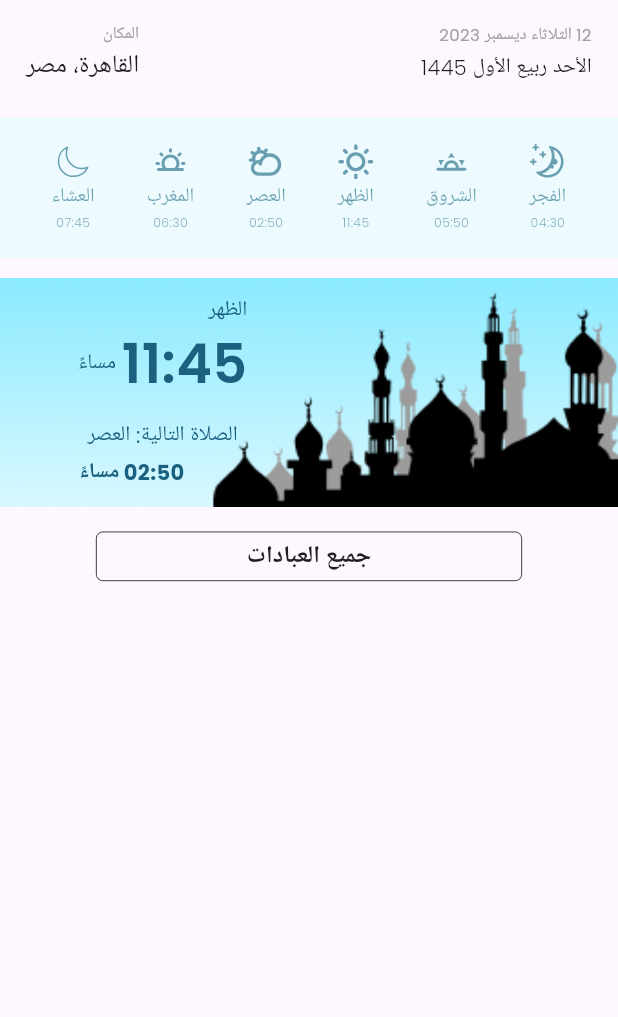
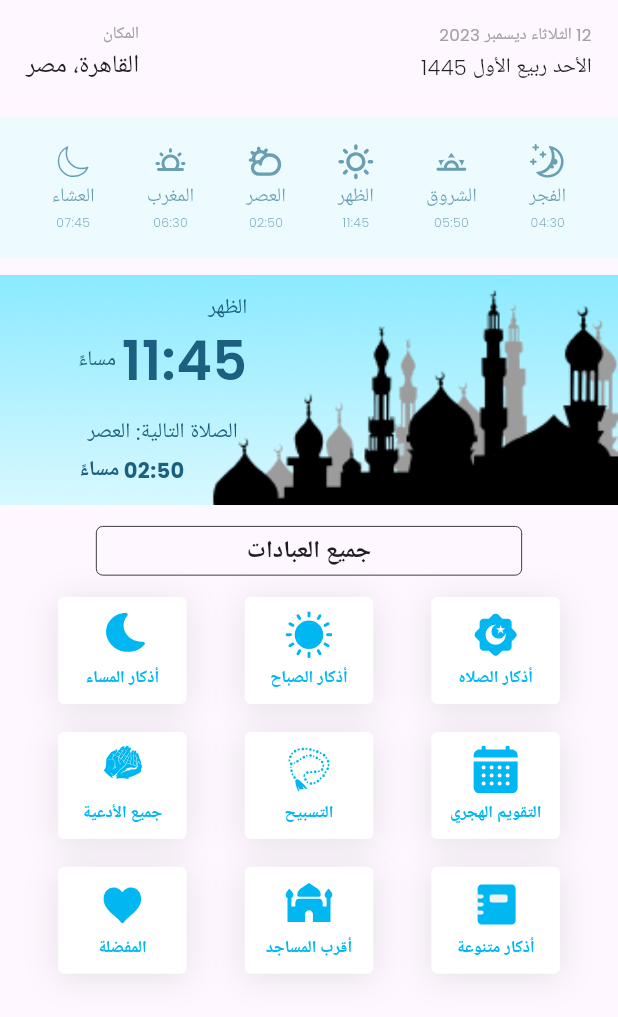
Before and after one commit to mahmoodhamdi/wirdak, a Flutter app: the screen it shows after launch, on a phone screen of 412 x 824 dp. Shown: the top 1017 px of the screen. Run offline on Flutter 3.47's test engine with Material 3 defaults, Android fonts, the phone set to English and light mode, and no system bars; our stand-ins replace equatable, firebase_core, flutter_bloc, flutter_screenutil, flutter_svg, google_fonts; accounts and stored records are empty.

Commit message:
Add Features List UI and Integrate with HomeView

```diff
--- a/lib/core/utils/constants/image_strings.dart
+++ b/lib/core/utils/constants/image_strings.dart
@@ -3,7 +3,18 @@ class ImageStrings {
   static const String stopwatch = 'assets/images/stopwatch.png';
   static const String up = 'assets/svgs/up.svg';
   static const String down = 'assets/svgs/down.svg';
+  static const String masaa = 'assets/svgs/masaa.svg';
+  static const String mosqueSvg = 'assets/svgs/material-symbols_mosque.svg';
+  static const String favorites = 'assets/svgs/wpf_like.svg';
 
+  static const String doaaa = "assets/svgs/do3aa.svg";
+  static const String calendar = "assets/svgs/calendar-svgrepo-com.svg";
+
+  static const String sabah = "assets/svgs/sabah.svg";
+  static const String prayerBeads = "assets/svgs/prayer-beads-svgrepo-com.svg";
+  static const String noteBook = "assets/svgs/note-book-svgrepo-com.svg";
+  static const String prayerFajr =
+      "assets/svgs/material-symbols_prayer-times-rounded.svg";
   static const String solarShare = "assets/svgs/solar_share-bold.svg";
   static const String iconMosqueLight = "assets/svgs/icon-mosque-light.svg";
 
--- a/lib/features/home/presentation/views/home_view.dart
+++ b/lib/features/home/presentation/views/home_view.dart
@@ -8,6 +8,7 @@ import 'package:wirdak/core/utils/spacing.dart';
 import 'package:wirdak/features/home/presentation/cubit/prayer_time_cubit.dart';
 import 'package:wirdak/features/home/presentation/cubit/prayer_time_state.dart';
 import 'package:wirdak/features/home/presentation/widgets/all_prayers_widget.dart';
+import 'package:wirdak/features/home/presentation/widgets/features_list.dart';
 import 'package:wirdak/features/home/presentation/widgets/vertical_prayer_time.dart';
 
 class HomeView extends StatelessWidget {
@@ -39,6 +40,8 @@ class HomeView extends StatelessWidget {
                       ),
                     ),
                     verticalSpace(8),
+                    Column(
+                      children: [
                         Container(
                           width: double.infinity,
                           decoration: const BoxDecoration(
@@ -51,8 +54,13 @@ class HomeView extends StatelessWidget {
                               crossAxisAlignment: CrossAxisAlignment.center,
                               mainAxisAlignment: MainAxisAlignment.spaceBetween,
                               children: [
-                            _buildPrayerTime(context, 0, ImageStrings.iconMoon,
-                                ImageStrings.iconSunWhite, 'الفجر', '04:30'),
+                                _buildPrayerTime(
+                                    context,
+                                    0,
+                                    ImageStrings.iconMoon,
+                                    ImageStrings.iconSunWhite,
+                                    'الفجر',
+                                    '04:30'),
                                 _buildPrayerTime(
                                     context,
                                     1,
@@ -92,7 +100,7 @@ class HomeView extends StatelessWidget {
                             ),
                           ),
                         ),
-                    verticalSpace(14),
+                        verticalSpace(12),
                         Container(
                           height: 165.h,
                           width: double.infinity,
@@ -108,10 +116,12 @@ class HomeView extends StatelessWidget {
                                 width: MediaQuery.of(context).size.width * 0.6,
                               ),
                               Column(
-                            mainAxisAlignment: MainAxisAlignment.spaceEvenly,
+                                mainAxisAlignment:
+                                    MainAxisAlignment.spaceEvenly,
                                 children: [
                                   Column(
-                                crossAxisAlignment: CrossAxisAlignment.start,
+                                    crossAxisAlignment:
+                                        CrossAxisAlignment.start,
                                     children: [
                                       Text(
                                         selectedPrayer['name']!,
@@ -159,8 +169,9 @@ class HomeView extends StatelessWidget {
                                       Row(
                                         children: [
                                           SizedBox(
-                                        width:
-                                            MediaQuery.of(context).size.width *
+                                            width: MediaQuery.of(context)
+                                                    .size
+                                                    .width *
                                                 0.1,
                                           ),
                                           Text(
@@ -182,9 +193,12 @@ class HomeView extends StatelessWidget {
                             ],
                           ),
                         ),
-                    verticalSpace(18),
-                    const AllPrayersWidget()
-
+                      ],
+                    ),
+                    verticalSpace(16),
+                    const AllPrayersWidget(),
+                    verticalSpace(16),
+                    const FeaturesList(),
                   ],
                 ),
               ),
--- /dev/null
+++ b/lib/features/home/presentation/widgets/features_list.dart
@@ -0,0 +1,53 @@
+import 'package:flutter/material.dart';
+import 'package:wirdak/core/utils/constants/image_strings.dart';
+import 'package:wirdak/core/utils/spacing.dart';
+import 'package:wirdak/features/home/presentation/widgets/features_list_item.dart';
+
+class FeaturesList extends StatelessWidget {
+  const FeaturesList({
+    super.key,
+  });
+
+  @override
+  Widget build(BuildContext context) {
+    return Column(
+      children: [
+        const Row(
+          mainAxisAlignment: MainAxisAlignment.spaceEvenly,
+          children: [
+            FeaturesListItem(
+                title: "أذكار الصلاه", imagePath: ImageStrings.prayerFajr),
+            FeaturesListItem(
+                title: "أذكار الصباح", imagePath: ImageStrings.sabah),
+            FeaturesListItem(
+                title: "أذكار المساء", imagePath: ImageStrings.masaa),
+          ],
+        ),
+        verticalSpace(20),
+        const Row(
+          mainAxisAlignment: MainAxisAlignment.spaceEvenly,
+          children: [
+            FeaturesListItem(
+                title: "التقويم الهجري", imagePath: ImageStrings.calendar),
+            FeaturesListItem(
+                title: "التسبيح", imagePath: ImageStrings.prayerBeads),
+            FeaturesListItem(
+                title: "جميع الأدعية", imagePath: ImageStrings.doaaa),
+          ],
+        ),
+        verticalSpace(20),
+        const Row(
+          mainAxisAlignment: MainAxisAlignment.spaceEvenly,
+          children: [
+            FeaturesListItem(
+                title: "أذكار متنوعة", imagePath: ImageStrings.noteBook),
+            FeaturesListItem(
+                title: "أقرب المساجد", imagePath: ImageStrings.mosqueSvg),
+            FeaturesListItem(
+                title: "المفضلة", imagePath: ImageStrings.favorites),
+          ],
+        )
+      ],
+    );
+  }
+}
--- /dev/null
+++ b/lib/features/home/presentation/widgets/features_list_item.dart
@@ -0,0 +1,53 @@
+import 'package:flutter/material.dart';
+import 'package:flutter_screenutil/flutter_screenutil.dart';
+import 'package:flutter_svg/svg.dart';
+
+class FeaturesListItem extends StatelessWidget {
+  final String title;
+  final String imagePath;
+
+  const FeaturesListItem(
+      {super.key, required this.title, required this.imagePath});
+
+  @override
+  Widget build(BuildContext context) {
+    return Column(
+      children: [
+        Container(
+          width: 78.w,
+          height: 77.h,
+          padding: const EdgeInsets.all(4),
+          decoration: ShapeDecoration(
+            color: Colors.white,
+            shape:
+                RoundedRectangleBorder(borderRadius: BorderRadius.circular(4)),
+            shadows: const [
+              BoxShadow(
+                color: Color(0x19000000),
+                blurRadius: 19.52,
+                offset: Offset(0, 2.44),
+                spreadRadius: 0,
+              ),
+            ],
+          ),
+          child: Column(
+            crossAxisAlignment: CrossAxisAlignment.center,
+            mainAxisAlignment: MainAxisAlignment.spaceEvenly,
+            children: [
+              SvgPicture.asset(imagePath, width: 32, height: 32),
+              Text(
+                title,
+                style: TextStyle(
+                  color: const Color(0xFF01B7F1),
+                  fontSize: 12.sp,
+                  fontFamily: 'Poppins',
+                  fontWeight: FontWeight.w600,
+                ),
+              ),
+            ],
+          ),
+        ),
+      ],
+    );
+  }
+}
```
Also changed, not shown: assets/svgs/calendar-svgrepo-com.svg (added), assets/svgs/do3aa.svg (added), assets/svgs/masaa.svg (added), assets/svgs/material-symbols_mosque.svg (added), assets/svgs/material-symbols_prayer-times-rounded.svg (added), assets/svgs/note-book-svgrepo-com.svg (added), assets/svgs/prayer-beads-svgrepo-com.svg (added), assets/svgs/sabah.svg (added), assets/svgs/wpf_like.svg (added). Lines whose indentation alone changed are shown as unchanged.
